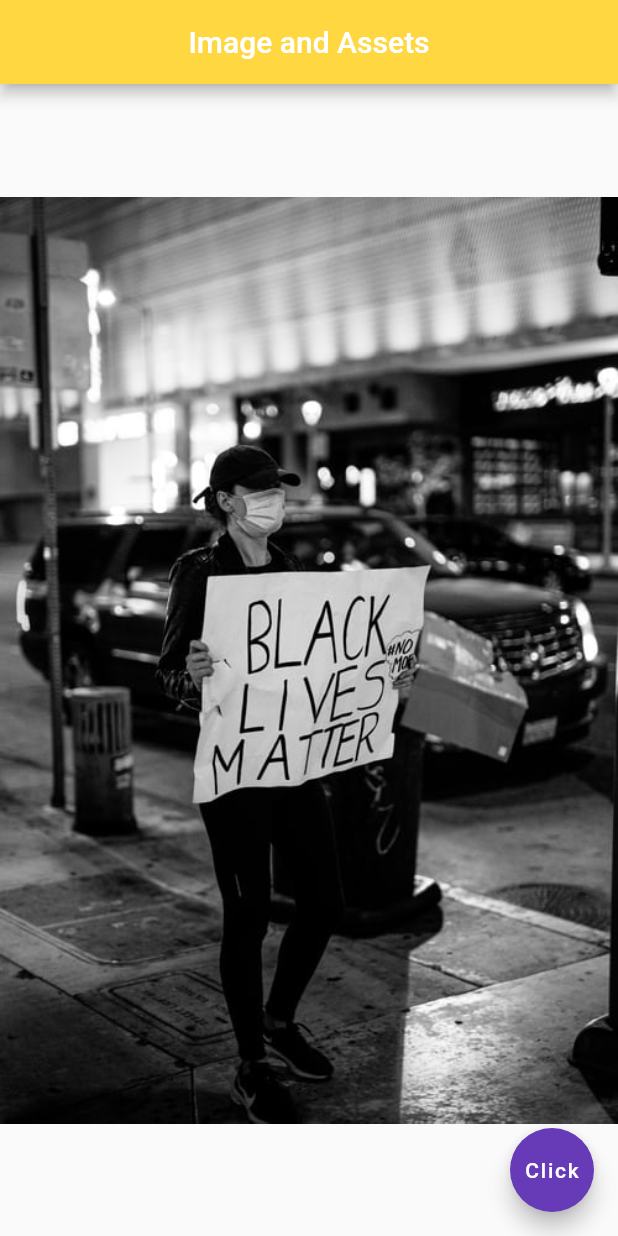
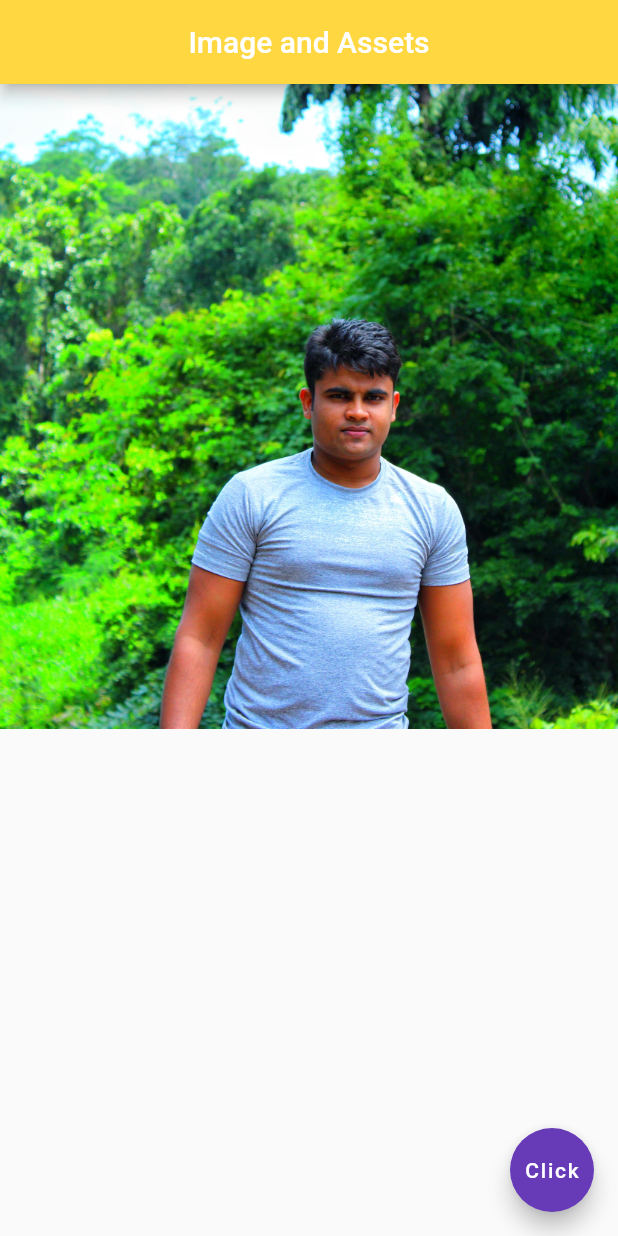
Before and after one commit to Darshana97/My_Flutter_Programms, a Flutter app: the screen it shows after launch, on a phone screen of 412 x 824 dp. Run offline on Flutter 3.47's test engine with Material 2 defaults, Android fonts, the phone set to English and light mode, and no system bars.

Commit message:
Image and Assets

```diff
--- a/image_and_assets/lib/main.dart
+++ b/image_and_assets/lib/main.dart
@@ -14,9 +14,11 @@ class Home extends StatelessWidget {
         backgroundColor: Colors.amberAccent,
       ),
 //      body:Image(image: NetworkImage("url")),
-      body: Center(
-        child: Image(image: AssetImage("assets/p2.jpg")),
-      ),
+//      body: Center(
+//        child: Image(image: AssetImage("assets/p2.jpg")),
+//      ),
+//        body: Image.network("src"),
+      body: Image.asset("assets/p1.JPG"),
       floatingActionButton: FloatingActionButton(
         onPressed: () {},
         child: Text("Click"),
```
